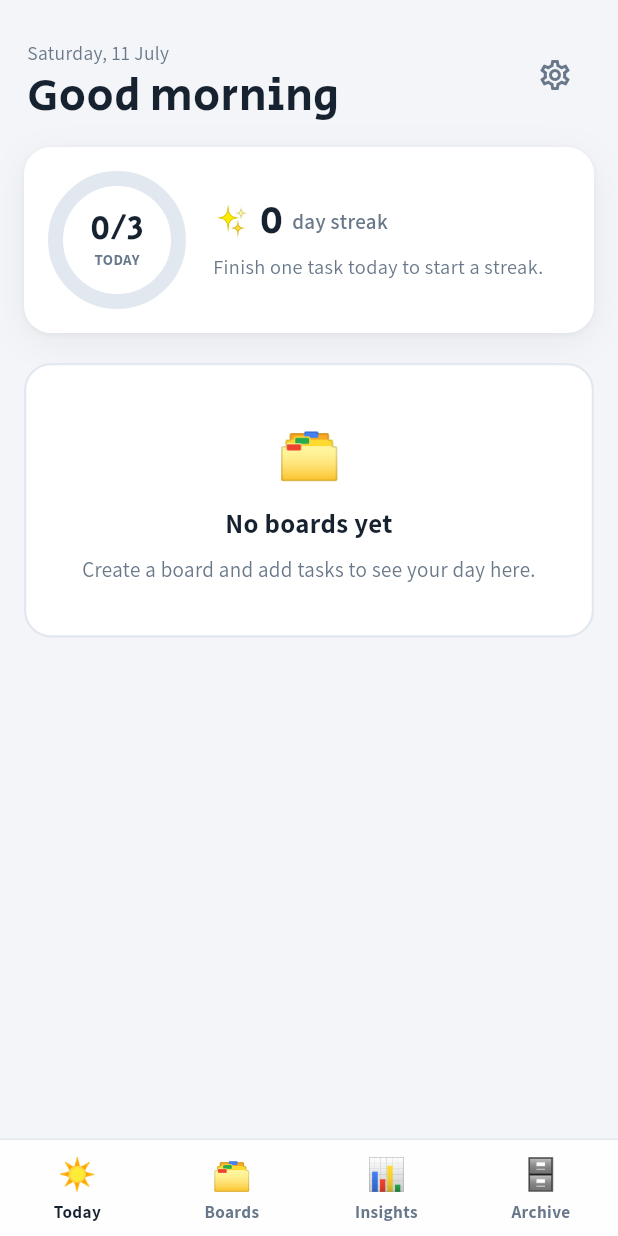
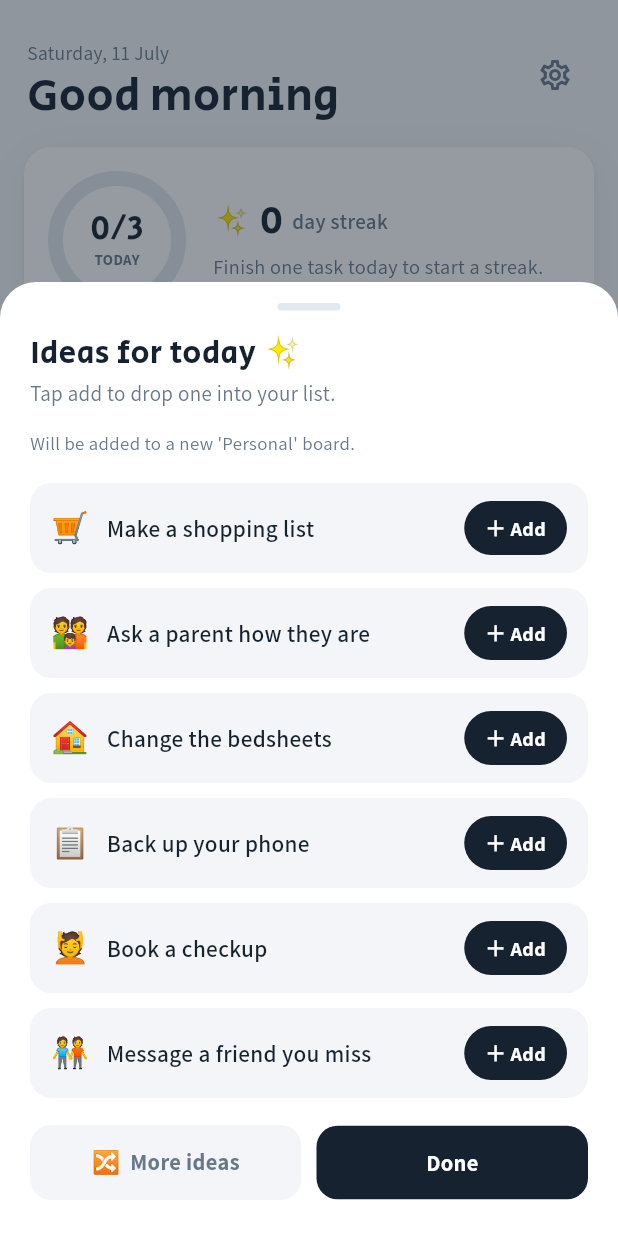
Before and after one commit to Margales1004/Task-board, a Flutter app: the screen it shows after launch, on a phone screen of 412 x 824 dp. Run offline on Flutter 3.47's test engine with Material 3 defaults, Android fonts, the phone set to English and light mode, and no system bars; our stand-ins replace flutter_local_notifications, flutter_timezone, shared_preferences, timezone, webview_flutter; missing offline and left inert: dart:js_interop.

Commit message:
Add a daily "Ideas for today" suggestions popup
On the first open of each day, pop a sheet of fresh suggested tasks the app
proposes across areas of life (home, family, friends, shopping, self-care,
errands) — tap Add to drop any into a chosen board (auto-creates "Personal" if
none). "More ideas" reshuffles. Also reachable anytime from a card on Today.

- lib/suggestions.dart: curated idea library + a date-seeded daily pick (stable
  per day, rotating) and a random reshuffle.
- lib/widgets/ideas_sheet.dart: the popup with board selector + add/added state.
- AppState: lastSuggestionsDay setting + pendingDailySuggestions flag (set on a
  new day in load), markSuggestionsShown, ensureDefaultBoard, addSuggestedTask.
- RootShell shows it once on the first open of a new day.

Web-only — ships online, no APK.

Co-Authored-By: Claude Opus 4.8 <noreply@anthropic.com>
Claude-Session: https://claude.ai/code/session_015ubP9TC7WrEr5hhLs3X3Y2

```diff
--- a/lib/main.dart
+++ b/lib/main.dart
@@ -12,6 +12,7 @@ import 'screens/archive_screen.dart';
 import 'widgets/board_sheet.dart';
 import 'widgets/task_sheet.dart';
 import 'widgets/common.dart';
+import 'widgets/ideas_sheet.dart';
 
 void main() {
   WidgetsFlutterBinding.ensureInitialized();
@@ -60,6 +61,15 @@ class RootShell extends StatelessWidget {
         final items = List<String>.from(app.pendingUnlocks);
         app.pendingUnlocks.clear();
         Toast.show(context, '🏅 Unlocked: ${items.join(', ')}');
+      });
+    }
+
+    // First open of a new day → pop the "ideas for today" suggestions.
+    if (app.pendingDailySuggestions) {
+      WidgetsBinding.instance.addPostFrameCallback((_) {
+        if (!context.mounted || !app.pendingDailySuggestions) return;
+        app.markSuggestionsShown();
+        showDailyIdeasSheet(context);
       });
     }
 
--- a/lib/screens/today_screen.dart
+++ b/lib/screens/today_screen.dart
@@ -8,6 +8,7 @@ import '../models.dart';
 import '../reminders.dart';
 import '../theme.dart';
 import '../widgets/common.dart';
+import '../widgets/ideas_sheet.dart';
 import '../widgets/progress_ring.dart';
 import '../widgets/task_sheet.dart';
 import 'focus_screen.dart';
@@ -153,6 +154,31 @@ class TodayScreen extends StatelessWidget {
                 : 'Nothing due today. Enjoy it — or pull something forward.',
           ),
         ],
+
+        const SizedBox(height: 14),
+        GestureDetector(
+          onTap: () => showDailyIdeasSheet(context),
+          child: Container(
+            padding: const EdgeInsets.symmetric(horizontal: 16, vertical: 14),
+            decoration: BoxDecoration(
+              color: AppColors.surface,
+              borderRadius: BorderRadius.circular(AppRadius.card),
+              border: Border.all(color: AppColors.line, width: 1.5),
+            ),
+            child: const Row(
+              children: [
+                Text('✨', style: TextStyle(fontSize: 20)),
+                SizedBox(width: 12),
+                Expanded(
+                  child: Text('Need ideas? Get suggestions for today',
+                      style: TextStyle(
+                          fontSize: 14.5, fontWeight: FontWeight.w600)),
+                ),
+                Icon(Icons.chevron_right, color: AppColors.muted),
+              ],
+            ),
+          ),
+        ),
       ],
     );
   }
--- /dev/null
+++ b/lib/suggestions.dart
@@ -0,0 +1,95 @@
+import 'dart:math';
+
+/// A suggested task idea shown in the daily "Ideas for today" popup.
+class Suggestion {
+  final String emoji;
+  final String text;
+  const Suggestion(this.emoji, this.text);
+}
+
+// Curated idea library, grouped by area of life. The daily popup picks a fresh,
+// balanced mix from these so there's always something to reach for.
+const _home = <String>[
+  'Tidy one drawer',
+  'Water the plants',
+  'Change the bedsheets',
+  'Wipe the kitchen counters',
+  'Take out the recycling',
+  'Declutter one shelf',
+  'Clean out the fridge',
+  'Do a load of laundry',
+  'Organize the entryway',
+  'Dust the living room',
+];
+
+const _family = <String>[
+  'Call your mom',
+  'Call your dad',
+  'Check in on a grandparent',
+  'Plan a family dinner',
+  'Send your parents a photo',
+  'Ask a parent how they are',
+];
+
+const _friends = <String>[
+  'Message a friend you miss',
+  'Plan a coffee with a friend',
+  'Wish someone happy birthday',
+  'Reply to that friend',
+  'Invite a friend for a walk',
+];
+
+const _shopping = <String>[
+  'Buy groceries',
+  'Restock coffee or tea',
+  'Order household supplies',
+  'Buy a birthday gift',
+  'Refill toiletries',
+  'Make a shopping list',
+];
+
+const _selfcare = <String>[
+  'Take a 15-minute walk',
+  'Drink a glass of water',
+  'Stretch for 5 minutes',
+  'Go to bed 30 min earlier',
+  'Read for 10 minutes',
+  'Book a checkup',
+];
+
+const _errands = <String>[
+  'Pay a bill',
+  'Renew a subscription',
+  'Reply to an important email',
+  'Back up your phone',
+  'Schedule an appointment',
+  'Return something borrowed',
+];
+
+const _categories = <(String, List<String>)>[
+  ('🏠', _home),
+  ('👪', _family),
+  ('🧑‍🤝‍🧑', _friends),
+  ('🛒', _shopping),
+  ('💆', _selfcare),
+  ('📋', _errands),
+];
+
+List<Suggestion> _pick(Random rng) {
+  // One idea from each category → a balanced set of six, in random order.
+  final out = <Suggestion>[
+    for (final (emoji, list) in _categories)
+      Suggestion(emoji, list[rng.nextInt(list.length)]),
+  ]..shuffle(rng);
+  return out;
+}
+
+/// Deterministic pick for a given day ('yyyy-MM-dd') — stable across reopens
+/// that day, and different day to day.
+List<Suggestion> suggestionsForDay(String dayIso) {
+  final seed = dayIso.codeUnits.fold<int>(7, (a, c) => (a * 31 + c) & 0x7fffffff);
+  return _pick(Random(seed));
+}
+
+/// A fresh random set (for the "more ideas" / shuffle button).
+List<Suggestion> randomSuggestions() => _pick(Random());
--- /dev/null
+++ b/lib/widgets/ideas_sheet.dart
@@ -0,0 +1,256 @@
+import 'package:flutter/material.dart';
+import 'package:provider/provider.dart';
+
+import '../app_state.dart';
+import '../suggestions.dart';
+import '../theme.dart';
+
+/// Show the daily "Ideas for today" popup.
+Future<void> showDailyIdeasSheet(BuildContext context) {
+  return showModalBottomSheet(
+    context: context,
+    isScrollControlled: true,
+    backgroundColor: Colors.transparent,
+    barrierColor: const Color(0x7316222F),
+    builder: (_) => _IdeasSheet(initial: suggestionsForDay(todayStr())),
+  );
+}
+
+class _IdeasSheet extends StatefulWidget {
+  final List<Suggestion> initial;
+  const _IdeasSheet({required this.initial});
+
+  @override
+  State<_IdeasSheet> createState() => _IdeasSheetState();
+}
+
+class _IdeasSheetState extends State<_IdeasSheet> {
+  late List<Suggestion> _items = widget.initial;
+  final Set<String> _added = {};
+  String? _boardId;
+
+  @override
+  void initState() {
+    super.initState();
+    final app = context.read<AppState>();
+    _boardId = app.boards.isNotEmpty ? app.boards.first.id : null;
+  }
+
+  void _add(Suggestion s) {
+    final app = context.read<AppState>();
+    final bid = _boardId ?? app.ensureDefaultBoard();
+    app.addSuggestedTask(bid, s.text);
+    setState(() {
+      _boardId = bid;
+      _added.add(s.text);
+    });
+  }
+
+  @override
+  Widget build(BuildContext context) {
+    final app = context.watch<AppState>();
+    return Container(
+      constraints: const BoxConstraints(maxWidth: 520),
+      decoration: const BoxDecoration(
+        color: AppColors.surface,
+        borderRadius:
+            BorderRadius.vertical(top: Radius.circular(AppRadius.sheet)),
+      ),
+      child: SafeArea(
+        top: false,
+        child: SingleChildScrollView(
+          padding: const EdgeInsets.fromLTRB(20, 14, 20, 24),
+          child: Column(
+            mainAxisSize: MainAxisSize.min,
+            crossAxisAlignment: CrossAxisAlignment.stretch,
+            children: [
+              Center(
+                child: Container(
+                  width: 42,
+                  height: 5,
+                  margin: const EdgeInsets.only(bottom: 16),
+                  decoration: BoxDecoration(
+                      color: AppColors.line,
+                      borderRadius: BorderRadius.circular(99)),
+                ),
+              ),
+              Text('Ideas for today ✨', style: displayStyle(size: 21)),
+              const SizedBox(height: 4),
+              const Text('Tap add to drop one into your list.',
+                  style: TextStyle(fontSize: 14, color: AppColors.muted)),
+              const SizedBox(height: 14),
+
+              // board selector
+              if (app.boards.isNotEmpty)
+                _BoardSelector(
+                  boards: app.boards.map((b) => (b.id, b.name)).toList(),
+                  selected: _boardId,
+                  onSelect: (id) => setState(() => _boardId = id),
+                )
+              else
+                const Padding(
+                  padding: EdgeInsets.only(bottom: 6),
+                  child: Text("Will be added to a new 'Personal' board.",
+                      style: TextStyle(fontSize: 12.5, color: AppColors.muted)),
+                ),
+              const SizedBox(height: 12),
+
+              // suggestions
+              ..._items.map((s) => _IdeaRow(
+                    suggestion: s,
+                    added: _added.contains(s.text),
+                    onAdd: () => _add(s),
+                  )),
+
+              const SizedBox(height: 8),
+              Row(
+                children: [
+                  Expanded(
+                    child: GestureDetector(
+                      onTap: () => setState(() {
+                        _items = randomSuggestions();
+                      }),
+                      child: Container(
+                        padding: const EdgeInsets.symmetric(vertical: 14),
+                        alignment: Alignment.center,
+                        decoration: BoxDecoration(
+                          color: AppColors.bg,
+                          borderRadius: BorderRadius.circular(14),
+                        ),
+                        child: const Text('🔀  More ideas',
+                            style: TextStyle(
+                                fontSize: 15,
+                                fontWeight: FontWeight.w700,
+                                color: AppColors.muted)),
+                      ),
+                    ),
+                  ),
+                  const SizedBox(width: 10),
+                  Expanded(
+                    child: GestureDetector(
+                      onTap: () => Navigator.pop(context),
+                      child: Container(
+                        padding: const EdgeInsets.symmetric(vertical: 14),
+                        alignment: Alignment.center,
+                        decoration: BoxDecoration(
+                          color: AppColors.ink,
+                          borderRadius: BorderRadius.circular(14),
+                        ),
+                        child: const Text('Done',
+                            style: TextStyle(
+                                fontSize: 15,
+                                fontWeight: FontWeight.w700,
+                                color: Colors.white)),
+                      ),
+                    ),
+                  ),
+                ],
+              ),
+            ],
+          ),
+        ),
+      ),
+    );
+  }
+}
+
+class _BoardSelector extends StatelessWidget {
+  final List<(String, String)> boards;
+  final String? selected;
+  final ValueChanged<String> onSelect;
+  const _BoardSelector(
+      {required this.boards, required this.selected, required this.onSelect});
+
+  @override
+  Widget build(BuildContext context) {
+    return Row(
+      children: [
+        const Text('Add to:',
+            style: TextStyle(fontSize: 13.5, color: AppColors.muted)),
+        const SizedBox(width: 8),
+        Expanded(
+          child: SizedBox(
+            height: 34,
+            child: ListView(
+              scrollDirection: Axis.horizontal,
+              children: [
+                for (final (id, name) in boards)
+                  Padding(
+                    padding: const EdgeInsets.only(right: 8),
+                    child: GestureDetector(
+                      onTap: () => onSelect(id),
+                      child: Container(
+                        padding: const EdgeInsets.symmetric(
+                            horizontal: 14, vertical: 7),
+                        decoration: BoxDecoration(
+                          color: id == selected ? AppColors.ink : AppColors.bg,
+                          borderRadius: BorderRadius.circular(99),
+                        ),
+                        child: Text(name,
+                            style: TextStyle(
+                                fontSize: 13.5,
+                                fontWeight: FontWeight.w600,
+                                color: id == selected
+                                    ? Colors.white
+                                    : AppColors.muted)),
+                      ),
+                    ),
+                  ),
+              ],
+            ),
+          ),
+        ),
+      ],
+    );
+  }
+}
+
+class _IdeaRow extends StatelessWidget {
+  final Suggestion suggestion;
+  final bool added;
+  final VoidCallback onAdd;
+  const _IdeaRow(
+      {required this.suggestion, required this.added, required this.onAdd});
+
+  @override
+  Widget build(BuildContext context) {
+    return Padding(
+      padding: const EdgeInsets.only(bottom: 10),
+      child: Container(
+        padding: const EdgeInsets.symmetric(horizontal: 14, vertical: 12),
+        decoration: BoxDecoration(
+          color: AppColors.bg,
+          borderRadius: BorderRadius.circular(14),
+        ),
+        child: Row(
+          children: [
+            Text(suggestion.emoji, style: const TextStyle(fontSize: 20)),
+            const SizedBox(width: 12),
+            Expanded(
+              child: Text(suggestion.text,
+                  style: const TextStyle(
+                      fontSize: 15.5, fontWeight: FontWeight.w600)),
+            ),
+            const SizedBox(width: 10),
+            GestureDetector(
+              onTap: added ? null : onAdd,
+              child: Container(
+                padding:
+                    const EdgeInsets.symmetric(horizontal: 14, vertical: 8),
+                decoration: BoxDecoration(
+                  color: added ? const Color(0xFFEAF6EC) : AppColors.ink,
+                  borderRadius: BorderRadius.circular(99),
+                ),
+                child: Text(added ? '✓ Added' : '＋ Add',
+                    style: TextStyle(
+                        fontSize: 13.5,
+                        fontWeight: FontWeight.w700,
+                        color: added ? const Color(0xFF3B7A43) : Colors.white)),
+              ),
+            ),
+          ],
+        ),
+      ),
+    );
+  }
+}
```
Also changed, not shown: lib/app_state.dart (+34 -0 lines).
